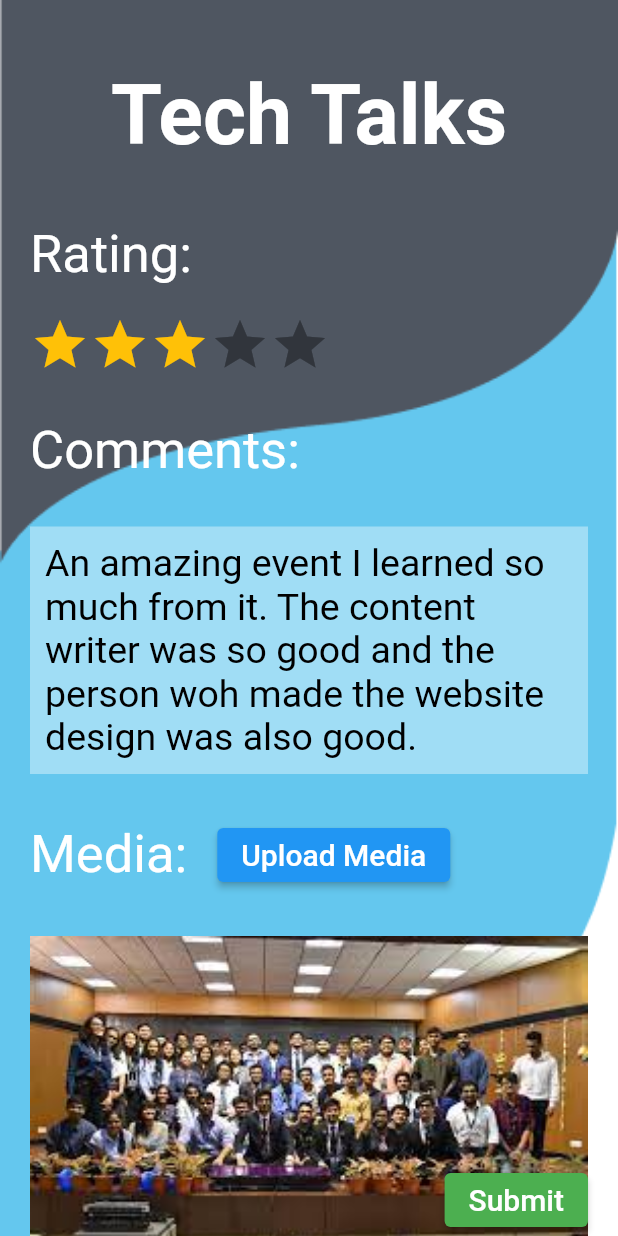
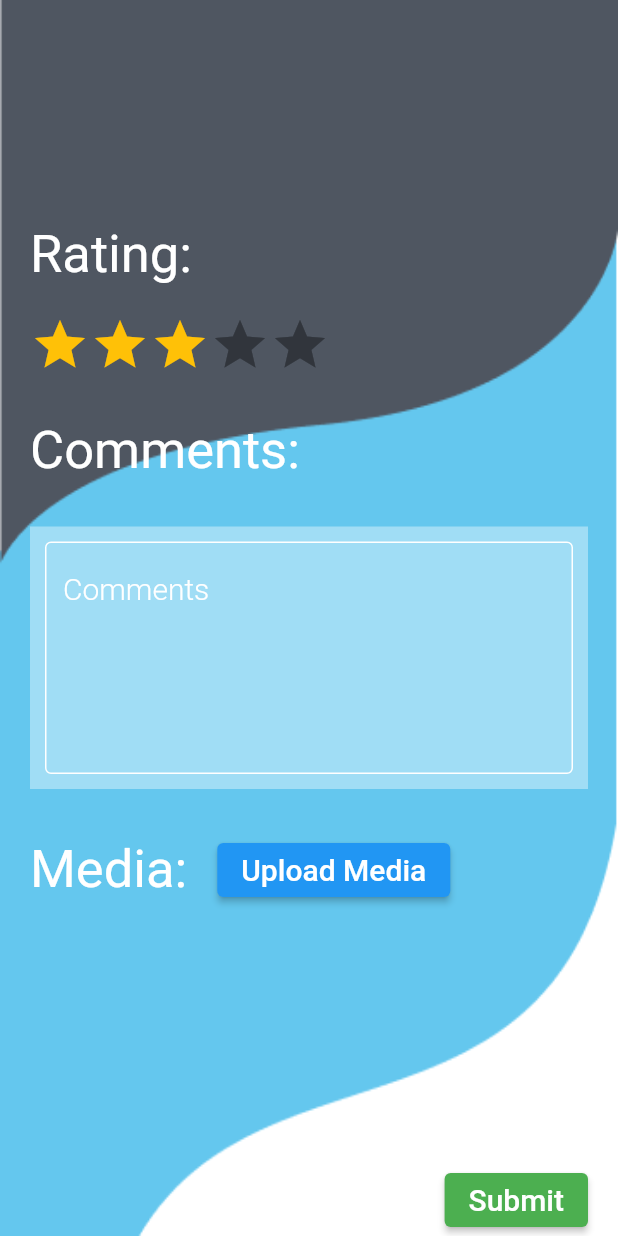
Before and after one commit to AdityaKeshan/EventIt, a Flutter app: the Review screen opened directly, on a phone screen of 412 x 824 dp. Run offline on Flutter 3.47's test engine with Material 2 defaults, Android fonts, the phone set to English and light mode, and no system bars; drawn by our look-alikes of flutter_rating_bar; our stand-ins replace firebase_auth, firebase_core, firebase_database, firebase_storage, fluttertoast, image_picker and 1 more; missing offline and left inert: auto_size_text_field, firebase_auth_web, firebase_core_web, firebase_storage_web, flutter_search_bar, google_sign_in_web and 2 more; accounts and stored records are empty.

Commit message:
Review model with image storage done

```diff
--- a/lib/create_event.dart
+++ b/lib/create_event.dart
@@ -5,7 +5,7 @@ import 'package:flutter/material.dart';
 import 'home_page.dart';
 import 'package:firebase_auth/firebase_auth.dart';
 import 'package:fluttertoast/fluttertoast.dart';
-import 'package:firebase_database/firebase_database.dart';
+  import 'package:firebase_database/firebase_database.dart';
 import 'package:firebase_core/firebase_core.dart';
 import 'dart:math';
 import 'package:image_picker/image_picker.dart';
--- a/lib/main.dart
+++ b/lib/main.dart
@@ -20,7 +20,8 @@ class MyApp extends StatelessWidget {
       routes: {
         '/':(context)=>SignIn(),
         '/signup':(context) => SignUp(),
-        '/home':(context) => CreateEvent()
+        '/home':(context) => Profile(),
+        '/review':(context) => Review(),
       },
       debugShowCheckedModeBanner: false,
     ) ;
--- a/lib/review.dart
+++ b/lib/review.dart
@@ -1,23 +1,51 @@
+import 'dart:io';
+
 import 'package:flutter/material.dart';
 import 'package:flutter_rating_bar/flutter_rating_bar.dart';
+import 'package:image_picker/image_picker.dart';
+import 'package:firebase_database/firebase_database.dart';
+import 'package:fluttertoast/fluttertoast.dart';
+import 'package:firebase_storage/firebase_storage.dart';
 
 class Review extends StatefulWidget {
-  const Review({Key key}) : super(key: key);
+  final String title;
+  const Review({Key key, this.title}) : super(key: key);
 
   @override
   _ReviewState createState() => _ReviewState();
 }
 
 class _ReviewState extends State<Review> {
+  TextEditingController td = new TextEditingController();
+  FirebaseDatabase database;
+  File _image;
+  double rating = 3;
+  final picker = ImagePicker();
+  List<File> f = [];
+  String comment = "";
+
+  Future getImage() async {
+    final pickedFile = await picker.getImage(source: ImageSource.gallery);
+
+    setState(() {
+      if (pickedFile != null) {
+        _image = File(pickedFile.path);
+        setState(() {
+          f.add(_image);
+        });
+      } else {
+        print('No image selected.');
+      }
+    });
+  }
+
   @override
   Widget build(BuildContext context) {
-
+    database = FirebaseDatabase.instance;
     return Scaffold(
       body: Stack(
         children: [
-
           Container(
-
             decoration: BoxDecoration(
               image: DecorationImage(
                 fit: BoxFit.fill,
@@ -25,7 +53,6 @@ class _ReviewState extends State<Review> {
               ),
             ),
           ),
-
           SingleChildScrollView(
             child: Column(
               crossAxisAlignment: CrossAxisAlignment.stretch,
@@ -35,7 +62,7 @@ class _ReviewState extends State<Review> {
                   child: Align(
                     alignment: Alignment.center,
                     child: Text(
-                      "Tech Talks",
+                      widget.title == null ? " " : widget.title,
                       style: TextStyle(
                           color: Colors.white,
                           fontSize: 55.0,
@@ -54,11 +81,18 @@ class _ReviewState extends State<Review> {
                   margin: EdgeInsets.only(left: 20.0, top: 20.0),
                   child: RatingBarIndicator(
                     itemCount: 5,
-                    rating: 3,
+                    rating: rating,
                     itemBuilder: (BuildContext context, int index) {
-                      return Icon(
-                        Icons.star,
-                        color: Colors.amber,
+                      return GestureDetector(
+                        onTap: () {
+                          setState(() {
+                            rating = index + 1.0;
+                          });
+                        },
+                        child: Icon(
+                          Icons.star,
+                          color: Colors.amber,
+                        ),
                       );
                     },
                   ),
@@ -74,9 +108,32 @@ class _ReviewState extends State<Review> {
                   color: Colors.white38,
                   margin: EdgeInsets.only(left: 20.0, top: 30.0, right: 20.0),
                   padding: EdgeInsets.all(10.0),
-                  child: Text(
-                    "An amazing event I learned so much from it. The content writer was so good and the person woh made the website design was also good.",
-                    style: TextStyle(color: Colors.black, fontSize: 25.0),
+                  child: TextField(
+                    controller: td,
+                    maxLines: 5,
+                    onChanged: (text) {
+                      comment = text;
+                    },
+                    textCapitalization: TextCapitalization.words,
+                    style: TextStyle(
+                        fontSize: 20.0,
+                        color: Colors.white,
+                        fontWeight: FontWeight.w700),
+                    decoration: InputDecoration(
+                      labelStyle: TextStyle(color: Colors.white),
+                      alignLabelWithHint: true,
+                      focusedBorder: OutlineInputBorder(
+                          borderSide: BorderSide(
+                              color: Colors.white, style: BorderStyle.solid)),
+                      enabledBorder: OutlineInputBorder(
+                          borderSide: BorderSide(
+                              color: Colors.white, style: BorderStyle.solid)),
+                      hintStyle: TextStyle(
+                        color: Colors.white,
+                        fontWeight: FontWeight.w300,
+                      ),
+                      hintText: 'Comments',
+                    ),
                   ),
                 ),
                 Row(
@@ -89,59 +146,115 @@ class _ReviewState extends State<Review> {
                       ),
                     ),
                     Container(
-                      margin: EdgeInsets.only(left: 20.0,top: 30.0),
+                      margin: EdgeInsets.only(left: 20.0, top: 30.0),
                       child: Align(
                         alignment: Alignment.topRight,
-                        child:
-                        ElevatedButton(
-                            style: ButtonStyle(
-
-                            ),
+                        child: ElevatedButton(
+                            style: ButtonStyle(),
                             onPressed: () {
-
-                            }, child: Text("Upload Media",
-                          style: TextStyle(
-                              fontSize: 20.0
-                          ),)),
+                              getImage();
+                              //TODO: AddGallery Picker with listView to display images
+                            },
+                            child: Text(
+                              "Upload Media",
+                              style: TextStyle(fontSize: 20.0),
+                            )),
                       ),
                     ),
                   ],
-
                 ),
-                Container(
-
-                  margin: EdgeInsets.only(left: 20.0, top: 30.0,right: 20.0),
-                  child: Image.asset('assets/images/cc.jpeg',fit:BoxFit.fill ,),
+                SingleChildScrollView(
+                  child: ListView.builder(
+                    shrinkWrap: true,
+                    scrollDirection: Axis.vertical,
+                    itemBuilder: (BuildContext build, int index) {
+                      return Container(
+                        margin:
+                            EdgeInsets.only(left: 20.0, top: 30.0, right: 20.0),
+                        child: Image.file(
+                          File(f[index].path),
+                          fit: BoxFit.fill,
+                        ),
+                      );
+                    },
+                    itemCount: f.length,
+                  ),
                 ),
-                Container(
-
-                  margin: EdgeInsets.only(left: 20.0, top: 30.0,right: 20.0),
-                  child: Image.asset('assets/images/cc.jpeg',fit:BoxFit.fill ,),
-                ),
-                Container(
-
-                  margin: EdgeInsets.only(left: 20.0, top: 30.0,right: 20.0),
-                  child: Image.asset('assets/images/cc.jpeg',fit:BoxFit.fill ,),
-                )
+                // Container(
+                //
+                //   margin: EdgeInsets.only(left: 20.0, top: 30.0,right: 20.0),
+                //   child: Image.asset('assets/images/cc.jpeg',fit:BoxFit.fill ,),
+                // ),
+                // Container(
+                //
+                //   margin: EdgeInsets.only(left: 20.0, top: 30.0,right: 20.0),
+                //   child: Image.asset('assets/images/cc.jpeg',fit:BoxFit.fill ,),
+                // ),
+                // Container(
+                //
+                //   margin: EdgeInsets.only(left: 20.0, top: 30.0,right: 20.0),
+                //   child: Image.asset('assets/images/cc.jpeg',fit:BoxFit.fill ,),
+                // )
               ],
             ),
           ),
-
           Container(
             margin: EdgeInsets.only(right: 20.0),
             child: Align(
               alignment: Alignment.bottomRight,
-              child:
-              ElevatedButton(
+              child: ElevatedButton(
                   style: ButtonStyle(
-                      backgroundColor: MaterialStateProperty.all(Colors.green)
-                  ),
-                  onPressed: () {
+                      backgroundColor: MaterialStateProperty.all(Colors.green)),
+                  onPressed: () async {
+                    String eventId = "";
+                    var b = database.reference().child("Events");
+                    // Todo: Comment ka portion add
+                    b.once().then((DataSnapshot value) {
+                      print(value.key);
+                      Map<dynamic, dynamic> m1 = value.value;
+                      print(m1);
+                      for (var a in m1.keys) {
+                        print(a);
+                        var c = m1[a];
+                        String k = c['title'];
+                        if (k == widget.title) {
+                          eventId = a.toString();
+                          var d = c['rating'];
+                          int j = (double.parse(d.toString())).ceil() +
+                              rating.ceil();
+                          j = (j / 2).ceil() - 1;
+                          d = j;
+                          c['rating'] = d;
+                          if(!(comment =="")) {
+                            c['comments'] =
+                                c['comments'] + " " + comment + " | ";
+                          }
+                          b.set(m1);
+                          m1[a] = c;
+                          print(m1);
+                          FirebaseStorage storage = FirebaseStorage.instance;
+                          try {
+                            print("Abcd:"+eventId);
+                            DateTime dt=new DateTime.now();
+                            storage.ref("images/$eventId/"+dt.toString()).putFile(f[0]);
 
-                  }, child: Text("Submit",
-                style: TextStyle(
-                    fontSize: 20.0
-                ),)),
+                          } on FirebaseException catch (e) {
+// e.g, e.code == 'canceled'
+                            print("Error");
+                          }
+                          break;
+                        }
+                      }
+                    });
+
+                    Fluttertoast.showToast(msg: "Thank you for your review");
+                    Navigator.pop(context);
+                    // TODO : Adding Navigator to go back to profile page with pop up-successful and update to firebase
+                  },
+                  child: Text(
+                    "Submit",
+                    style: TextStyle(fontSize: 20.0),
+                  )),
             ),
           ),
         ],
```
Also changed, not shown: lib/data.dart (+12 -0 lines), lib/profile.dart (+9 -1 lines), 4 other files.
